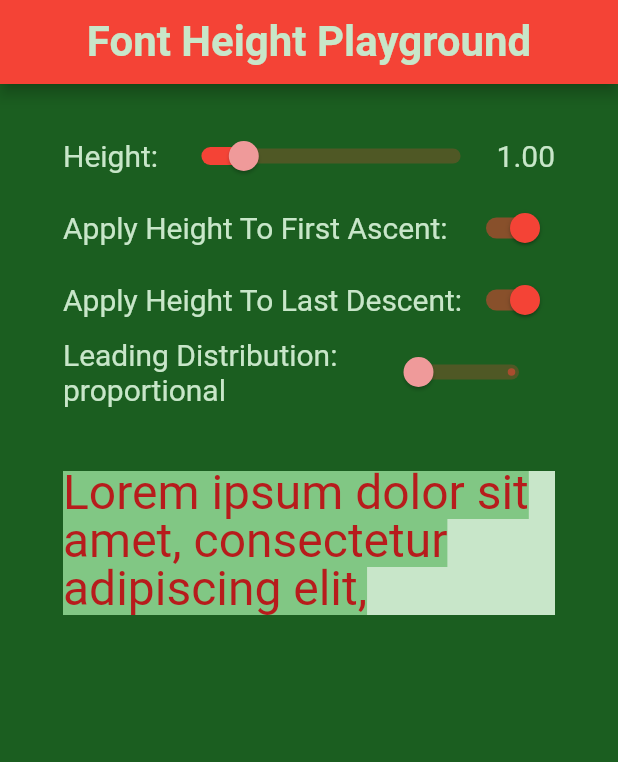
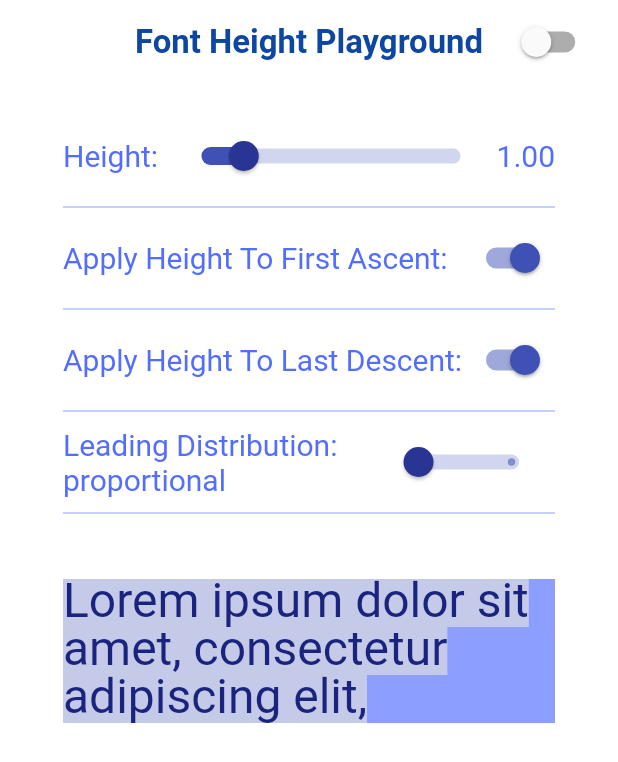
Before and after one commit to misterfourtytwo/flutter_text_height_example, a Flutter app: the screen it shows after launch, on a phone screen of 412 x 824 dp. Shown: the top 762 px of the screen. Run offline on Flutter 3.47's test engine with Material 2 defaults, Android fonts, the light colour scheme and no system bars.

Commit message:
finished snowflake design

```diff
--- a/lib/main.dart
+++ b/lib/main.dart
@@ -15,12 +15,12 @@ class MyApp extends StatelessWidget {
     return MaterialApp(
       title: 'Font Height Playground',
       theme: ThemeData(
-        primarySwatch: Colors.red,
-        backgroundColor: Colors.green[900],
-        scaffoldBackgroundColor: Colors.green[900],
+        primarySwatch: Colors.indigo,
+        backgroundColor: Colors.white,
+        scaffoldBackgroundColor: Colors.white,
         sliderTheme: SliderThemeData(
           trackHeight: 10,
-          thumbColor: Colors.red[200],
+          thumbColor: Colors.indigo[800],
         ),
       ),
       home: const MyHomePage(
@@ -40,38 +40,52 @@ class MyHomePage extends StatefulWidget {
 }
 
 class _MyHomePageState extends State<MyHomePage> {
-  // bool showSnow = true;
+  bool isSnowing = false;
 
   @override
   Widget build(BuildContext context) {
     return Scaffold(
-      appBar: AppBar(
-        title: Text(
-          widget.title,
-          style: TextStyle(
-            color: Colors.green[100],
-            fontWeight: FontWeight.w700,
-            fontSize: 28.0,
-          ),
-        ),
-        centerTitle: true,
-        actions: [
-          // Switch(
-          //   value: showSnow,
-          //   onChanged: (value) => setState(() => showSnow = value),
-          // ),
-        ],
-      ),
       body: Stack(
         children: <Widget>[
-          const Positioned.fill(
-            child: SafeArea(
-              child: ExampleBuilderWidget(),
+          Positioned.fill(
+            top: MediaQuery.of(context).padding.top + kToolbarHeight,
+            child: const ExampleBuilderWidget(),
+          ),
+          Positioned(
+            height: kToolbarHeight,
+            left: 0,
+            right: 0,
+            top: MediaQuery.of(context).padding.top,
+            child: Row(
+              children: [
+                const SizedBox(width: 90),
+                Expanded(
+                  child: FittedBox(
+                    fit: BoxFit.scaleDown,
+                    child: Text(
+                      widget.title,
+                      style: TextStyle(
+                        color: Colors.blue[900],
+                        fontWeight: FontWeight.w700,
+                        fontSize: 36.0,
+                      ),
+                      textAlign: TextAlign.center,
+                    ),
+                  ),
+                ),
+                SizedBox(
+                  width: 90,
+                  child: Switch(
+                    value: isSnowing,
+                    onChanged: (value) => setState(() => isSnowing = value),
+                  ),
+                ),
+              ],
             ),
           ),
-          // Positioned.fill(
-          //   child: SnowDrawer(showSnow: showSnow),
-          // ),
+          Positioned.fill(
+            child: SnowThrower(isSnowing: isSnowing),
+          ),
         ],
       ),
     );
--- a/lib/widgets/example_builder_widget.dart
+++ b/lib/widgets/example_builder_widget.dart
@@ -10,8 +10,8 @@ class ExampleBuilderWidget extends StatefulWidget {
 }
 
 class _ExampleBuilderWidgetState extends State<ExampleBuilderWidget> {
-  static get _switchLabelTextStyle => TextStyle(
-        color: Colors.green[100],
+  static get _switchLabelTextStyle => const TextStyle(
+        color: Colors.indigoAccent,
         fontSize: 20.0,
       );
 
@@ -54,6 +54,12 @@ class _ExampleBuilderWidgetState extends State<ExampleBuilderWidget> {
             ),
           ],
         ),
+        const SizedBox(height: 8.0),
+        Divider(
+          height: 4,
+          color: Colors.indigoAccent[100],
+        ),
+        const SizedBox(height: 8.0),
         Row(
           children: [
             Expanded(
@@ -71,6 +77,12 @@ class _ExampleBuilderWidgetState extends State<ExampleBuilderWidget> {
             ),
           ],
         ),
+        const SizedBox(height: 8.0),
+        Divider(
+          height: 4,
+          color: Colors.indigoAccent[100],
+        ),
+        const SizedBox(height: 8.0),
         Row(
           children: [
             Expanded(
@@ -88,6 +100,12 @@ class _ExampleBuilderWidgetState extends State<ExampleBuilderWidget> {
             ),
           ],
         ),
+        const SizedBox(height: 8.0),
+        Divider(
+          height: 4,
+          color: Colors.indigoAccent[100],
+        ),
+        const SizedBox(height: 8.0),
         Row(
           mainAxisAlignment: MainAxisAlignment.spaceBetween,
           children: [
@@ -98,7 +116,7 @@ class _ExampleBuilderWidgetState extends State<ExampleBuilderWidget> {
               ),
             ),
             ConstrainedBox(
-              constraints: BoxConstraints.tightFor(width: 120),
+              constraints: const BoxConstraints.tightFor(width: 120),
               child: Slider(
                 divisions: TextLeadingDistribution.values.length - 1,
                 label: textLeadingDistribution.name,
@@ -115,6 +133,11 @@ class _ExampleBuilderWidgetState extends State<ExampleBuilderWidget> {
             ),
           ],
         ),
+        const SizedBox(height: 8.0),
+        Divider(
+          height: 4,
+          color: Colors.indigoAccent[100],
+        ),
         const SizedBox(height: 42.0),
         TextExampleWidget(
           height: height,
--- /dev/null
+++ b/lib/widgets/snow_thrower.dart
@@ -0,0 +1,226 @@
+import 'dart:math' as math;
+
+import 'package:flutter/material.dart';
+
+import 'snowflake.dart';
+
+class SnowThrower extends StatefulWidget {
+  final bool isSnowing;
+
+  const SnowThrower({
+    super.key,
+    required this.isSnowing,
+  });
+
+  @override
+  State<SnowThrower> createState() => _SnowThrowerState();
+}
+
+class _SnowThrowerState extends State<SnowThrower>
+    with SingleTickerProviderStateMixin {
+  late AnimationController ctrl = AnimationController(vsync: this);
+  late Size _size;
+
+  List<Snowflake> flakes = <Snowflake>[];
+
+  @override
+  void initState() {
+    super.initState();
+
+    ctrl.addListener(_flakeGenerator);
+
+    if (widget.isSnowing) {
+      WidgetsBinding.instance.addPostFrameCallback(
+        (_) => _start(),
+      );
+    }
+  }
+
+  @override
+  void didChangeDependencies() {
+    _size = MediaQuery.of(context).size;
+    super.didChangeDependencies();
+  }
+
+  static const Duration _medianFlakeSpawnPeriod = Duration(seconds: 3);
+  DateTime _lastFlake = DateTime(0);
+
+  bool _spawnThrow() {
+    if ((DateTime.now().difference(_lastFlake) - _medianFlakeSpawnPeriod)
+            .inMilliseconds >
+        rnd.nextDouble() * 32000) {
+      _lastFlake = DateTime.now();
+      return true;
+    }
+    return false;
+  }
+
+  double _oldValue = 0;
+  void _flakeGenerator() {
+    if (ctrl.isAnimating) {
+      double step = ctrl.value - _oldValue;
+      if (step < 0) step += 1;
+      flakes = [
+        ...flakes
+            .map(
+              (flake) => flake.jump(_size, step),
+            )
+            .whereType<Snowflake>(),
+      ];
+
+      if (_spawnThrow()) {
+        flakes.add(
+          Snowflake.gen(_size),
+        );
+      }
+      _oldValue = ctrl.value;
+    }
+    setState(() {});
+  }
+
+  void _reset() {
+    ctrl.reset();
+    flakes.clear();
+    _lastFlake = DateTime(0);
+    _oldValue = 0;
+  }
+
+  void _start() {
+    ctrl.repeat(
+      period: const Duration(seconds: 20),
+    );
+  }
+
+  @override
+  void didUpdateWidget(covariant SnowThrower oldWidget) {
+    super.didUpdateWidget(oldWidget);
+
+    if (widget.isSnowing != oldWidget.isSnowing) {
+      if (!widget.isSnowing) {
+        _reset();
+      } else {
+        _start();
+      }
+    }
+  }
+
+  @override
+  void dispose() {
+    ctrl.removeListener(_flakeGenerator);
+    super.dispose();
+  }
+
+  @override
+  Widget build(BuildContext context) {
+    if (widget.isSnowing) {
+      return CustomPaint(
+        foregroundPainter: SnowPainter(flakes),
+        willChange: widget.isSnowing,
+        isComplex: false,
+      );
+    }
+
+    return const SizedBox.shrink();
+  }
+}
+
+class SnowPainter extends CustomPainter {
+  SnowPainter(
+    this.snowflakes,
+  );
+  final List<Snowflake> snowflakes;
+
+  static double _flakeOpacity = 0.66;
+  @override
+  void paint(Canvas canvas, Size size) {
+    Path path = Path();
+    Path outlinePath = Path();
+    Path shadowPath = Path();
+
+    Paint paint = Paint()
+      ..style = PaintingStyle.stroke
+      ..color = Colors.blue[50]!.withOpacity(_flakeOpacity)
+      ..strokeCap = StrokeCap.round
+      ..strokeWidth = 2.4;
+
+    Paint outlinePaint = Paint()
+      ..style = PaintingStyle.stroke
+      ..color = Colors.blue[100]!.withOpacity(_flakeOpacity)
+      ..strokeCap = StrokeCap.square
+      ..strokeWidth = 3.2;
+
+    Paint shadowPaint = Paint()
+      ..style = PaintingStyle.stroke
+      ..color = Colors.blue[200]!.withOpacity(_flakeOpacity)
+      ..strokeCap = StrokeCap.square
+      ..strokeWidth = 2;
+
+    for (Snowflake snowflake in snowflakes) {
+      final double angleDelta = 2 * math.pi / snowflake.rayCount;
+      final double deltaHalf = angleDelta * 0.8;
+
+      for (int i = 1; i <= snowflake.rayCount; i++) {
+        final double angle = angleDelta * i + snowflake.rotation;
+
+        final rayEnd = snowflake.position +
+            Offset.fromDirection(angle, snowflake.innerRadius);
+
+        final branchEnds = [
+          rayEnd +
+              Offset.fromDirection(
+                angle - deltaHalf,
+                snowflake.outerRadius,
+              ),
+          rayEnd + Offset.fromDirection(angle, snowflake.outerRadius * 0.4),
+          rayEnd +
+              Offset.fromDirection(
+                // math.pi * 2 -
+                angle + deltaHalf,
+                snowflake.outerRadius,
+              ),
+        ];
+
+        /// central rays
+        path
+          ..addOval(
+            Rect.fromCircle(center: snowflake.position, radius: 3),
+          )
+          ..addPolygon(
+            [
+              snowflake.position,
+              rayEnd,
+            ],
+            false,
+          );
+
+        /// outline rays
+        outlinePath.addOval(
+          Rect.fromCircle(center: rayEnd, radius: 2),
+        );
+        outlinePath.addPolygon(
+          [
+            rayEnd,
+            ...branchEnds.expand(
+              (p) => [p, rayEnd],
+            ),
+          ],
+          false,
+        );
+
+        for (var branchEnd in branchEnds) {
+          shadowPath.addOval(
+            Rect.fromCircle(center: branchEnd, radius: 1.4),
+          );
+        }
+      }
+    }
+    canvas.drawPath(path, paint);
+    canvas.drawPath(outlinePath, outlinePaint);
+    canvas.drawPath(shadowPath, shadowPaint);
+  }
+
+  @override
+  bool shouldRepaint(covariant CustomPainter oldDelegate) {
+    return true;
+  }
+}
--- /dev/null
+++ b/lib/widgets/snowflake.dart
@@ -0,0 +1,107 @@
+import 'dart:math' as math;
+import 'dart:ui';
+
+final math.Random rnd = math.Random(DateTime.now().microsecondsSinceEpoch);
+
+class Snowflake {
+  final int rayCount;
+  final double innerRadius;
+  final double outerRadius;
+  double get totalRadius => innerRadius + outerRadius;
+
+  final Offset position;
+  final double rotation;
+  final double weight;
+  final double spin;
+
+  static const double _rotationAngleSeed = 2 * math.pi / 360 * 30.0;
+  factory Snowflake.gen(Size size) {
+    int rayCount = rnd.nextInt(9) + 5;
+    double innerRadius = size.width * (0.05 * rnd.nextDouble() + 0.02);
+
+    double outerRadius = size.width * (0.05 * rnd.nextDouble() + 0.02);
+    double totalRadius = innerRadius + outerRadius;
+
+    Offset spawnPoint = Offset(
+      totalRadius +
+          math.max(
+                0,
+                size.width - totalRadius - totalRadius,
+              ) *
+              rnd.nextDouble(),
+      -totalRadius,
+    );
+    double rotationAngle = _rotationAngleSeed * rnd.nextDouble();
+    double weight = rnd.nextDouble() * 0.65 + 0.35;
+
+    double spin = (rnd.nextDouble() - 0.5) * 2;
+
+    return Snowflake(
+      rayCount: rayCount,
+      innerRadius: innerRadius,
+      outerRadius: outerRadius,
+      position: spawnPoint,
+      rotation: rotationAngle,
+      weight: weight,
+      spin: spin,
+    );
+  }
+
+  const Snowflake({
+    required this.rayCount,
+    required this.innerRadius,
+    required this.outerRadius,
+    required this.position,
+    required this.rotation,
+    required this.weight,
+    required this.spin,
+  });
+
+  static const double _jumpAngleSeed = 2 * math.pi / 360 * 3.0;
+  static double get speed => 840.0;
+  Snowflake? jump(
+    Size size,
+    double step,
+  ) {
+    final double shift = step * weight;
+    final newPos = position +
+        Offset.fromDirection(
+          math.pi * (0.5 + 2 * shift * (rnd.nextDouble() - 0.5)),
+          shift * speed,
+        );
+
+    /// throw away flakes gone out of bounds
+    if (newPos.dx - totalRadius > size.width ||
+        newPos.dx + totalRadius < 0 ||
+        newPos.dy - totalRadius > size.height) {
+      return null;
+    }
+
+    final newAngle = rotation + spin / weight * _jumpAngleSeed * shift * 100;
+
+    return copyWith(
+      position: newPos,
+      rotation: newAngle,
+    );
+  }
+
+  Snowflake copyWith({
+    int? rayCount,
+    double? innerRadius,
+    double? outerRadius,
+    Offset? position,
+    double? rotation,
+    double? weight,
+    double? spin,
+  }) {
+    return Snowflake(
+      rayCount: rayCount ?? this.rayCount,
+      innerRadius: innerRadius ?? this.innerRadius,
+      outerRadius: outerRadius ?? this.outerRadius,
+      position: position ?? this.position,
+      rotation: rotation ?? this.rotation,
+      weight: weight ?? this.weight,
+      spin: spin ?? this.spin,
+    );
+  }
+}
--- a/lib/widgets/text_example_widget.dart
+++ b/lib/widgets/text_example_widget.dart
@@ -31,15 +31,15 @@ class TextExampleWidget extends StatelessWidget {
       children: [
         DecoratedBox(
           decoration: BoxDecoration(
-            color: Colors.green[100],
+            color: Colors.indigoAccent[100],
           ),
           child: Text(
             text,
             softWrap: true,
             style: TextStyle(
-              color: Colors.red[900],
+              color: Colors.indigo[900],
               height: height,
-              backgroundColor: Colors.green[300],
+              backgroundColor: Colors.indigo[100],
               fontSize: 32,
             ),
             textAlign: TextAlign.start,
--- a/lib/widgets/widgets.dart
+++ b/lib/widgets/widgets.dart
@@ -1,3 +1,3 @@
 export 'example_builder_widget.dart';
-export 'snow_drawer.dart';
+export 'snow_thrower.dart';
 export 'text_example_widget.dart';
```
Also changed, not shown: lib/widgets/snow_drawer.dart (deleted, +0 -78 lines), 2 other files.
